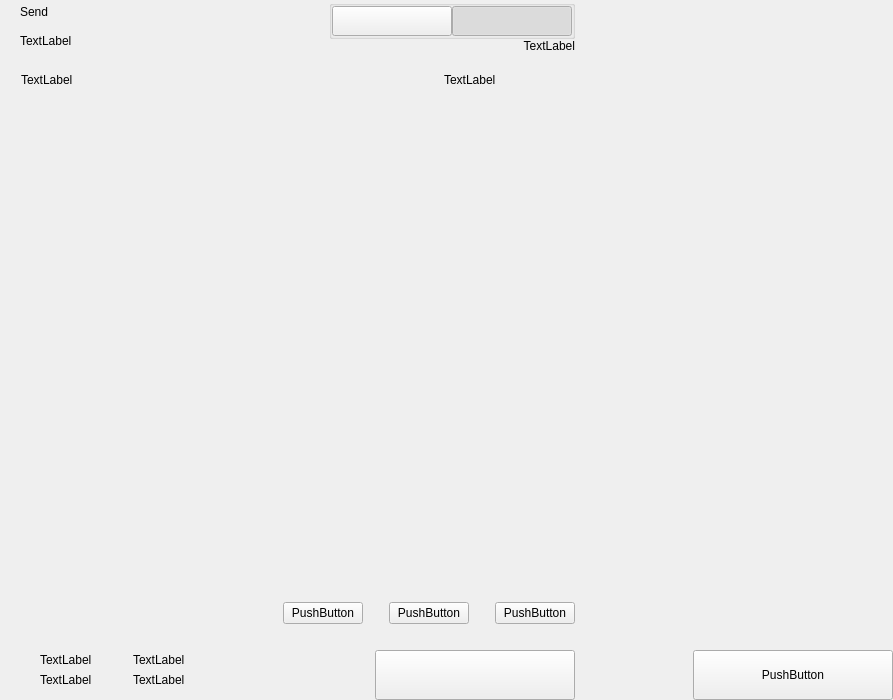
Before: the Qt Designer form src/qt/yep/forms/send.ui in YEPCOIN/YEPCOIN, drawn with Qt 5.
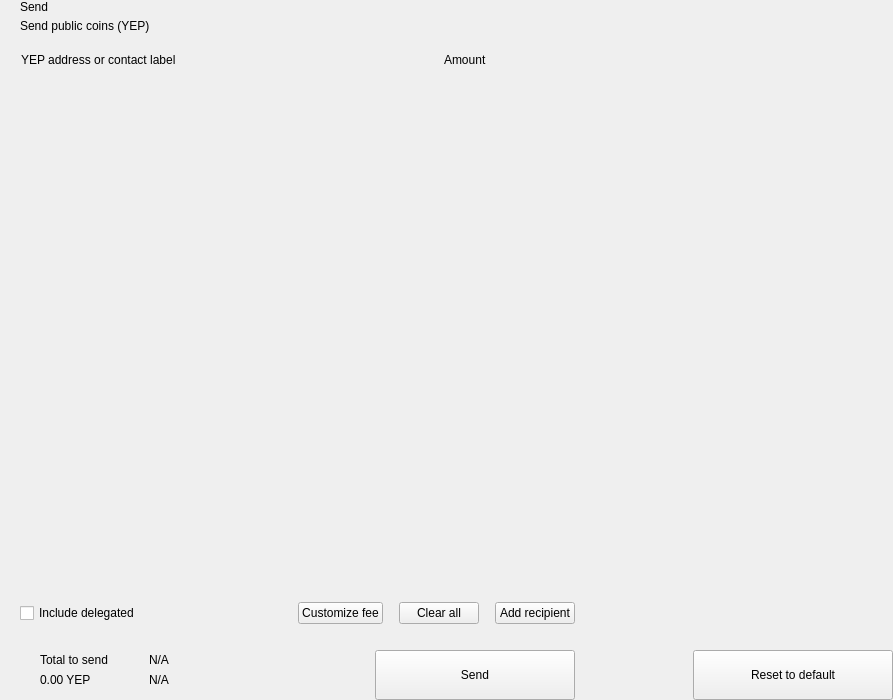
After: the same form once the commit is applied. Custom widgets are drawn as their Qt base class.

```diff
--- a/src/qt/yep/forms/send.ui
+++ b/src/qt/yep/forms/send.ui
@@ -81,7 +81,7 @@
             <item>
              <widget class="QLabel" name="labelSubtitle1">
               <property name="text">
-               <string>TextLabel</string>
+               <string>Send public coins (YEP)</string>
               </property>
              </widget>
             </item>
@@ -100,109 +100,6 @@
             </property>
            </spacer>
           </item>
-          <item>
-           <layout class="QVBoxLayout" name="verticalLayout_6">
-            <property name="spacing">
-             <number>0</number>
-            </property>
-            <item>
-             <widget class="QGroupBox" name="groupBox">
-              <property name="title">
-               <string/>
-              </property>
-              <property name="alignment">
-               <set>Qt::AlignLeading|Qt::AlignLeft|Qt::AlignTop</set>
-              </property>
-              <layout class="QHBoxLayout" name="horizontalLayout_4">
-               <property name="spacing">
-                <number>0</number>
-               </property>
-               <property name="leftMargin">
-                <number>0</number>
-               </property>
-               <property name="topMargin">
-                <number>0</number>
-               </property>
-               <property name="rightMargin">
-                <number>0</number>
-               </property>
-               <property name="bottomMargin">
-                <number>0</number>
-               </property>
-               <item>
-                <widget class="QPushButton" name="pushLeft">
-                 <property name="minimumSize">
-                  <size>
-                   <width>120</width>
-                   <height>30</height>
-                  </size>
-                 </property>
-                 <property name="maximumSize">
-                  <size>
-                   <width>120</width>
-                   <height>30</height>
-                  </size>
-                 </property>
-                 <property name="focusPolicy">
-                  <enum>Qt::NoFocus</enum>
-                 </property>
-                 <property name="text">
-                  <string/>
-                 </property>
-                 <property name="checkable">
-                  <bool>true</bool>
-                 </property>
-                 <property name="autoExclusive">
-                  <bool>true</bool>
-                 </property>
-                </widget>
-               </item>
-               <item>
-                <widget class="QPushButton" name="pushRight">
-                 <property name="minimumSize">
-                  <size>
-                   <width>120</width>
-                   <height>30</height>
-                  </size>
-                 </property>
-                 <property name="maximumSize">
-                  <size>
-                   <width>120</width>
-                   <height>30</height>
-                  </size>
-                 </property>
-                 <property name="focusPolicy">
-                  <enum>Qt::NoFocus</enum>
-                 </property>
-                 <property name="text">
-                  <string/>
-                 </property>
-                 <property name="checkable">
-                  <bool>true</bool>
-                 </property>
-                 <property name="checked">
-                  <bool>true</bool>
-                 </property>
-                 <property name="autoExclusive">
-                  <bool>true</bool>
-                 </property>
-                </widget>
-               </item>
-              </layout>
-             </widget>
-            </item>
-            <item>
-             <widget class="QLabel" name="labelSubtitle2">
-              <property name="text">
-               <string>TextLabel</string>
-              </property>
-              <property name="alignment">
-               <set>Qt::AlignRight|Qt::AlignTrailing|Qt::AlignVCenter</set>
-              </property>
-             </widget>
-            </item>
-           </layout>
-          </item>
          </layout>
         </item>
         <item>
@@ -244,7 +141,7 @@
              <string notr="true">margin-left:8px;</string>
             </property>
             <property name="text">
-             <string>TextLabel</string>
+             <string>YEP address or contact label</string>
             </property>
            </widget>
           </item>
@@ -267,7 +164,7 @@
           <item>
            <widget class="QLabel" name="labelSubtitleAmount">
             <property name="text">
-             <string>TextLabel</string>
+             <string>Amount</string>
             </property>
            </widget>
           </item>
@@ -366,9 +263,22 @@
           <property name="spacing">
            <number>6</number>
           </property>
+          <property name="leftMargin">
+           <number>20</number>
+          </property>
           <property name="rightMargin">
            <number>20</number>
           </property>
+          <item>
+           <widget class="QCheckBox" name="checkBoxDelegations">
+            <property name="layoutDirection">
+             <enum>Qt::LeftToRight</enum>
+            </property>
+            <property name="text">
+             <string>Include delegated</string>
+            </property>
+           </widget>
+          </item>
           <item>
            <spacer name="horizontalSpacer_4">
             <property name="orientation">
@@ -376,7 +286,7 @@
             </property>
             <property name="sizeHint" stdset="0">
              <size>
-              <width>40</width>
+              <width>10</width>
               <height>20</height>
              </size>
             </property>
@@ -388,7 +298,7 @@
              <enum>Qt::NoFocus</enum>
             </property>
             <property name="text">
-             <string>PushButton</string>
+             <string>Customize fee</string>
             </property>
            </widget>
           </item>
@@ -402,7 +312,7 @@
             </property>
             <property name="sizeHint" stdset="0">
              <size>
-              <width>20</width>
+              <width>10</width>
               <height>20</height>
              </size>
             </property>
@@ -417,7 +327,7 @@
              <enum>Qt::RightToLeft</enum>
             </property>
             <property name="text">
-             <string>PushButton</string>
+             <string>Clear all</string>
             </property>
            </widget>
           </item>
@@ -431,7 +341,7 @@
             </property>
             <property name="sizeHint" stdset="0">
              <size>
-              <width>20</width>
+              <width>10</width>
               <height>20</height>
              </size>
             </property>
@@ -443,7 +353,7 @@
              <enum>Qt::NoFocus</enum>
             </property>
             <property name="text">
-             <string>PushButton</string>
+             <string>Add recipient</string>
             </property>
            </widget>
           </item>
@@ -547,14 +457,14 @@
                      <item>
                       <widget class="QLabel" name="labelTitleTotalSend">
                        <property name="text">
-                        <string>TextLabel</string>
+                        <string>Total to send</string>
                        </property>
                       </widget>
                      </item>
                      <item>
                       <widget class="QLabel" name="labelAmountSend">
                        <property name="text">
-                        <string>TextLabel</string>
+                        <string notr="true">0.00 YEP</string>
                        </property>
                       </widget>
                      </item>
@@ -619,14 +529,14 @@
                      <item>
                       <widget class="QLabel" name="labelTitleTotalRemaining">
                        <property name="text">
-                        <string>TextLabel</string>
+                        <string notr="true">N/A</string>
                        </property>
                       </widget>
                      </item>
                      <item>
                       <widget class="QLabel" name="labelAmountRemaining">
                        <property name="text">
-                        <string>TextLabel</string>
+                        <string notr="true">N/A</string>
                        </property>
                       </widget>
                      </item>
@@ -676,7 +586,7 @@
              <enum>Qt::NoFocus</enum>
             </property>
             <property name="text">
-             <string/>
+             <string>Send</string>
             </property>
            </widget>
           </item>
@@ -783,7 +693,7 @@
              <enum>Qt::NoFocus</enum>
             </property>
             <property name="text">
-             <string>PushButton</string>
+             <string>Reset to default</string>
             </property>
            </widget>
           </item>
```
